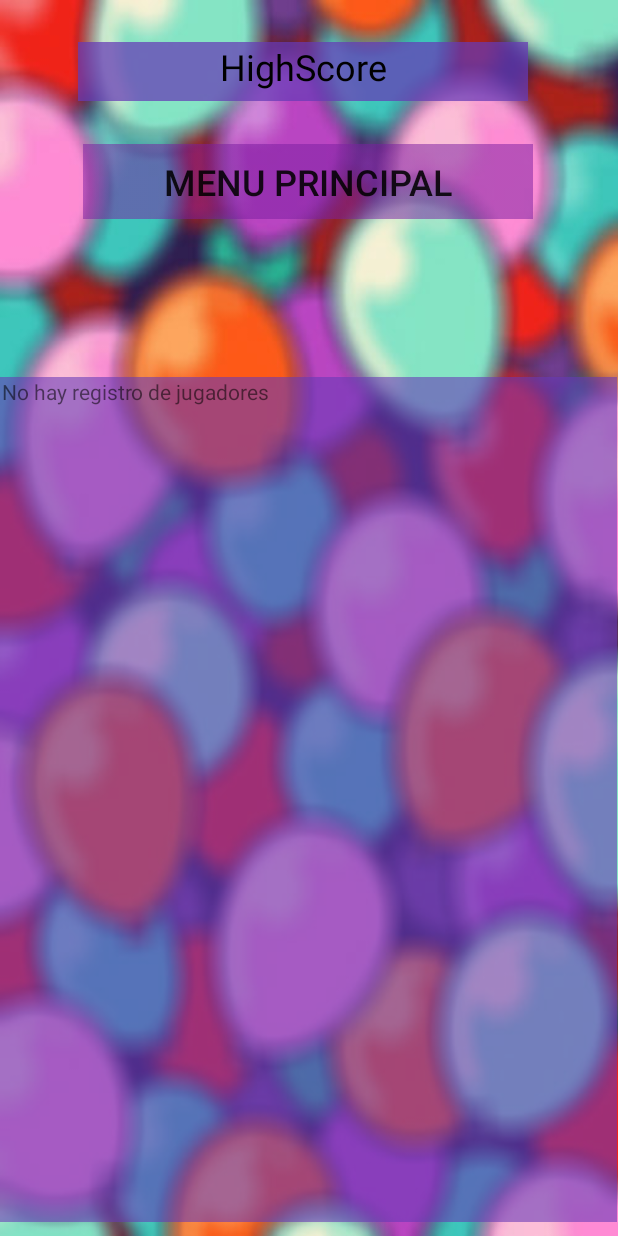
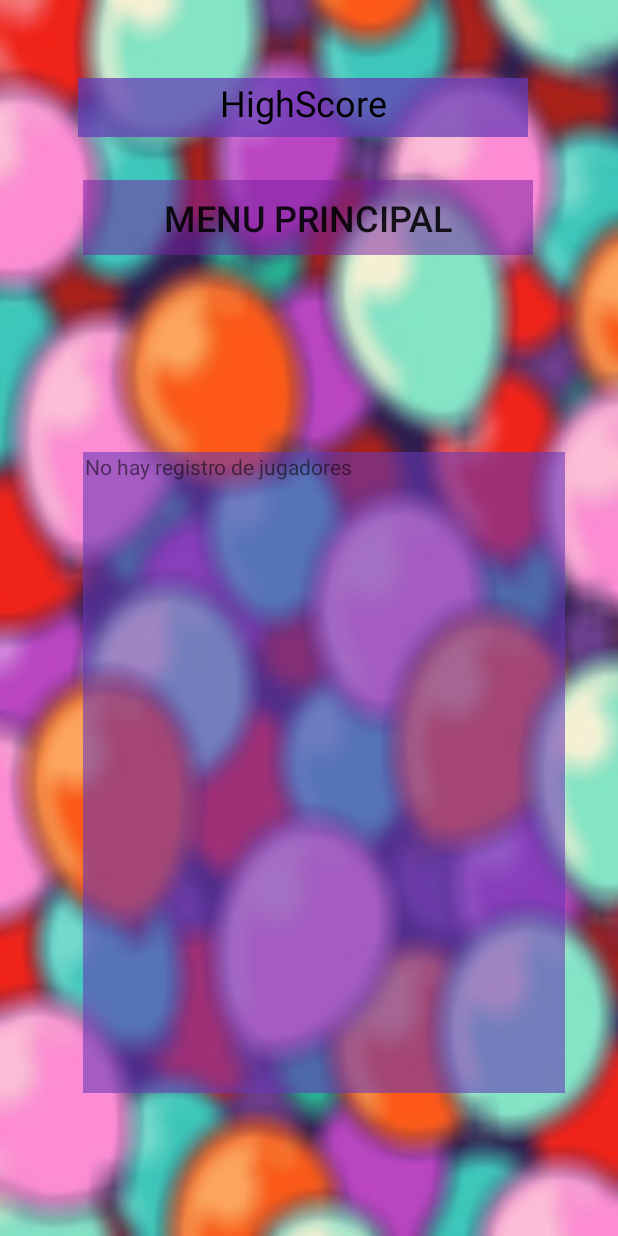
Before and after one commit to MarBadillaCampos/VideoGameForChild, an Android app: the HighScoreActivity screen opened directly, with no data from a screen before it, on a phone screen of 412 x 824 dp. Run offline under Robolectric (Android 15) with nearby library versions, the phone set to English and light mode, and no system bars.

```diff
--- a/app/src/main/res/layout/activity_high_score.xml
+++ b/app/src/main/res/layout/activity_high_score.xml
@@ -11,7 +11,7 @@
         android:id="@+id/btn_VolverMenu"
         android:layout_width="300dp"
         android:layout_height="50dp"
-        android:layout_marginTop="96dp"
+        android:layout_marginTop="120dp"
         android:background="@drawable/fondoboton"
         android:onClick="backToMenu"
         android:text="Menu Principal"
@@ -26,7 +26,7 @@
         android:layout_width="300dp"
         android:layout_height="39dp"
         android:layout_marginStart="52dp"
-        android:layout_marginTop="28dp"
+        android:layout_marginTop="52dp"
         android:background="#B9673AB7"
         android:text="HighScore"
         android:textAlignment="center"
@@ -37,15 +37,15 @@
 
     <ScrollView
         android:id="@+id/myScrollView"
-        android:layout_width="411dp"
-        android:layout_height="563dp"
+        android:layout_width="321dp"
+        android:layout_height="427dp"
         android:background="#95673AB7"
         app:layout_constraintBottom_toBottomOf="parent"
         app:layout_constraintEnd_toEndOf="parent"
-        app:layout_constraintHorizontal_bias="0.0"
+        app:layout_constraintHorizontal_bias="0.611"
         app:layout_constraintStart_toStartOf="parent"
         app:layout_constraintTop_toTopOf="parent"
-        app:layout_constraintVertical_bias="0.964">
+        app:layout_constraintVertical_bias="0.759">
 
 
         <LinearLayout
@@ -55,6 +55,7 @@
             android:layout_marginStart="1dp"
             android:layout_marginEnd="1dp"
             android:orientation="vertical"
+            android:gravity="center"
             app:layout_constraintBottom_toBottomOf="parent"
             app:layout_constraintEnd_toEndOf="parent"
             app:layout_constraintHorizontal_bias="0.49"
@@ -66,7 +67,8 @@
                 android:id="@+id/txtNoPrestamos"
                 android:layout_width="match_parent"
                 android:layout_height="wrap_content"
-                android:text="No hay registro de jugadores" />
+                android:text="No hay registro de jugadores"
+                />
 
 
         </LinearLayout>
```
